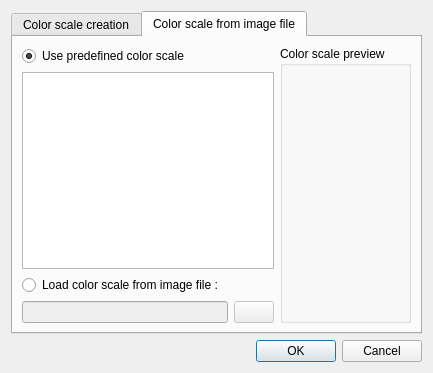
Above: library/tulip-qt/designer/ColorScaleConfigDialog.ui from vadivelselvaraj/TulipGLImprovement before the change. Below: the same form after it.
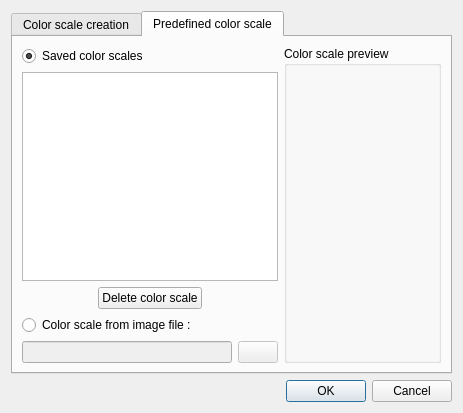
That is the form after the change. The open tabs and pages were chosen to show the change. Icons and pictures are not drawn.

The edit to the form file:
```diff
--- a/library/tulip-qt/designer/ColorScaleConfigDialog.ui
+++ b/library/tulip-qt/designer/ColorScaleConfigDialog.ui
@@ -1,21 +1,21 @@
 <ui version="4.0" >
  <class>ColorScaleDialog</class>
- <widget class="QDialog" name="ColorScaleDialog" >
-  <property name="geometry" >
+ <widget class="QDialog" name="ColorScaleDialog">
+  <property name="geometry">
    <rect>
     <x>0</x>
     <y>0</y>
-    <width>433</width>
-    <height>373</height>
+    <width>463</width>
+    <height>413</height>
    </rect>
   </property>
   <property name="windowTitle" >
    <string>Color Scale Configuration</string>
   </property>
-  <layout class="QVBoxLayout" name="verticalLayout" >
+  <layout class="QVBoxLayout" name="verticalLayout_7">
    <item>
-    <widget class="QTabWidget" name="tabWidget" >
-     <property name="minimumSize" >
+    <widget class="QTabWidget" name="tabWidget">
+     <property name="minimumSize">
       <size>
        <width>400</width>
        <height>300</height>
@@ -30,7 +30,7 @@
       </attribute>
       <layout class="QHBoxLayout" name="horizontalLayout_6" >
        <item>
-        <layout class="QVBoxLayout" name="verticalLayout_7" >
+        <layout class="QVBoxLayout" name="verticalLayout">
          <item>
           <layout class="QHBoxLayout" name="horizontalLayout_5" >
            <item>
@@ -156,17 +156,17 @@
        </item>
       </layout>
      </widget>
-     <widget class="QWidget" name="tab" >
-      <attribute name="title" >
-       <string>Color scale from image file</string>
+     <widget class="QWidget" name="tab">
+      <attribute name="title">
+       <string>Predefined color scale</string>
       </attribute>
-      <layout class="QHBoxLayout" name="horizontalLayout_2" >
+      <layout class="QHBoxLayout" name="horizontalLayout_9">
        <item>
-        <layout class="QVBoxLayout" name="verticalLayout_2" >
+        <layout class="QVBoxLayout" name="verticalLayout_2">
          <item>
-          <widget class="QRadioButton" name="predefinedColorScaleRb" >
-           <property name="text" >
-            <string>Use predefined color scale</string>
+          <widget class="QRadioButton" name="savedColorScaleRb">
+           <property name="text">
+            <string>Saved color scales</string>
            </property>
            <property name="checked" >
             <bool>true</bool>
@@ -177,9 +177,46 @@
           <widget class="QListWidget" name="predefinedGradientsList" />
          </item>
          <item>
-          <widget class="QRadioButton" name="userColorScaleImageRb" >
-           <property name="text" >
-            <string>Load color scale from image file :</string>
+          <layout class="QHBoxLayout" name="horizontalLayout_2">
+           <item>
+            <spacer name="horizontalSpacer_5">
+             <property name="orientation">
+              <enum>Qt::Horizontal</enum>
+             </property>
+             <property name="sizeHint" stdset="0">
+              <size>
+               <width>40</width>
+               <height>20</height>
+              </size>
+             </property>
+            </spacer>
+           </item>
+           <item>
+            <widget class="QPushButton" name="deleteColorScaleButton">
+             <property name="text">
+              <string>Delete color scale</string>
+             </property>
+            </widget>
+           </item>
+           <item>
+            <spacer name="horizontalSpacer_6">
+             <property name="orientation">
+              <enum>Qt::Horizontal</enum>
+             </property>
+             <property name="sizeHint" stdset="0">
+              <size>
+               <width>40</width>
+               <height>20</height>
+              </size>
+             </property>
+            </spacer>
+           </item>
+          </layout>
+         </item>
+         <item>
+          <widget class="QRadioButton" name="userColorScaleImageRb">
+           <property name="text">
+            <string>Color scale from image file :</string>
            </property>
           </widget>
          </item>
@@ -211,7 +248,7 @@
         </layout>
        </item>
        <item>
-        <layout class="QVBoxLayout" name="verticalLayout_4" >
+        <layout class="QVBoxLayout" name="verticalLayout_4">
          <item>
           <widget class="QGroupBox" name="groupBox" >
            <property name="minimumSize" >
@@ -283,8 +320,8 @@
     </widget>
    </item>
    <item>
-    <widget class="QDialogButtonBox" name="buttonBox" >
-     <property name="orientation" >
+    <widget class="QDialogButtonBox" name="buttonBox">
+     <property name="orientation">
       <enum>Qt::Horizontal</enum>
      </property>
      <property name="standardButtons" >
```
Left out of the diff: 174 changed lines with no effect on the pictures.
